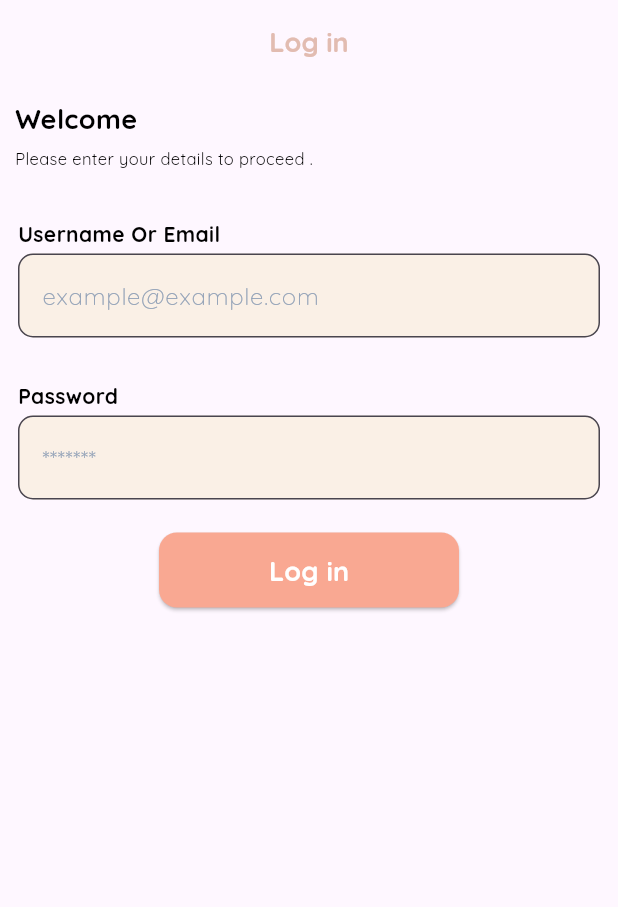
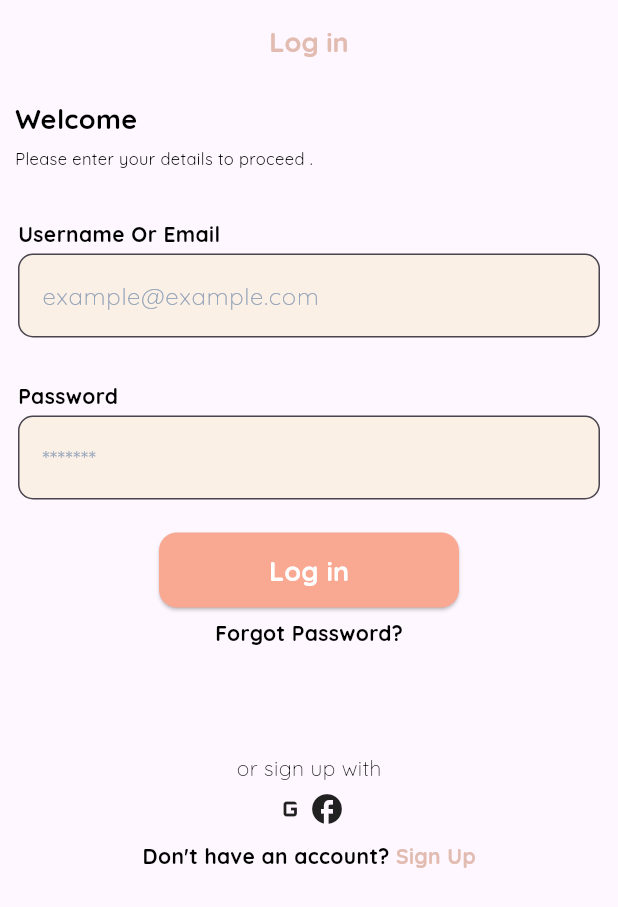
Before and after one commit to peterelia22/Form, a Flutter app: the screen it shows after launch, on a phone screen of 412 x 824 dp. Shown: the top 907 px of the screen. Run offline on Flutter 3.47's test engine with Material 3 defaults, Android fonts, the phone set to English and light mode, and no system bars.

Commit message:
finish login screen and social media auth section

```diff
--- a/lib/features/auth/presentation/screens/login_screen.dart
+++ b/lib/features/auth/presentation/screens/login_screen.dart
@@ -2,6 +2,7 @@ import 'package:flutter/material.dart';
 import 'package:login_register/core/constants/app_styles.dart';
 import 'package:login_register/core/widgets/custom_text_field.dart';
 import 'package:login_register/features/auth/presentation/widgets/login_form.dart';
+import '../widgets/social_media_auth.dart';
 import '../widgets/welcome_text_widget.dart';
 
 class LoginScreen extends StatelessWidget {
@@ -17,18 +18,58 @@ class LoginScreen extends StatelessWidget {
           style: AppStyles.appBarTittleTextStyle,
         ),
       ),
-      body: const SingleChildScrollView(
+      body: SingleChildScrollView(
         child: Column(
           crossAxisAlignment: CrossAxisAlignment.start,
           children: [
-            SizedBox(
+            const SizedBox(
               height: 10,
             ),
-            WelcomeTextWidget(),
-            SizedBox(
+            const WelcomeTextWidget(),
+            const SizedBox(
               height: 20,
             ),
-            LoginForm()
+            const LoginForm(),
+            const SizedBox(
+              height: 7,
+            ),
+            const Center(
+              child: Text(
+                'Forgot Password?',
+                style: AppStyles.labelTextStyle,
+              ),
+            ),
+            const SizedBox(
+              height: 70,
+            ),
+            Center(
+              child: Text(
+                'or sign up with',
+                style: AppStyles.labelTextStyle
+                    .copyWith(fontWeight: FontWeight.w300),
+              ),
+            ),
+            const SizedBox(
+              height: 5,
+            ),
+            const SocialMediaAuth(),
+            const SizedBox(
+              height: 10,
+            ),
+            Center(
+              child: Text.rich(
+                TextSpan(
+                  text: 'Don\'t have an account? ',
+                  style: AppStyles.labelTextStyle,
+                  children: <TextSpan>[
+                    TextSpan(
+                        text: 'Sign Up',
+                        style: AppStyles.labelTextStyle
+                            .copyWith(color: Color(0xffE2BCB1))),
+                  ],
+                ),
+              ),
+            ),
           ],
         ),
       ),
--- /dev/null
+++ b/lib/features/auth/presentation/widgets/social_media_auth.dart
@@ -0,0 +1,17 @@
+import 'package:flutter/material.dart';
+
+class SocialMediaAuth extends StatelessWidget {
+  const SocialMediaAuth({
+    super.key,
+  });
+
+  @override
+  Widget build(BuildContext context) {
+    return const Center(
+      child: Row(
+        mainAxisAlignment: MainAxisAlignment.center,
+        children: [Icon(Icons.g_mobiledata), Icon(Icons.facebook)],
+      ),
+    );
+  }
+}
```
